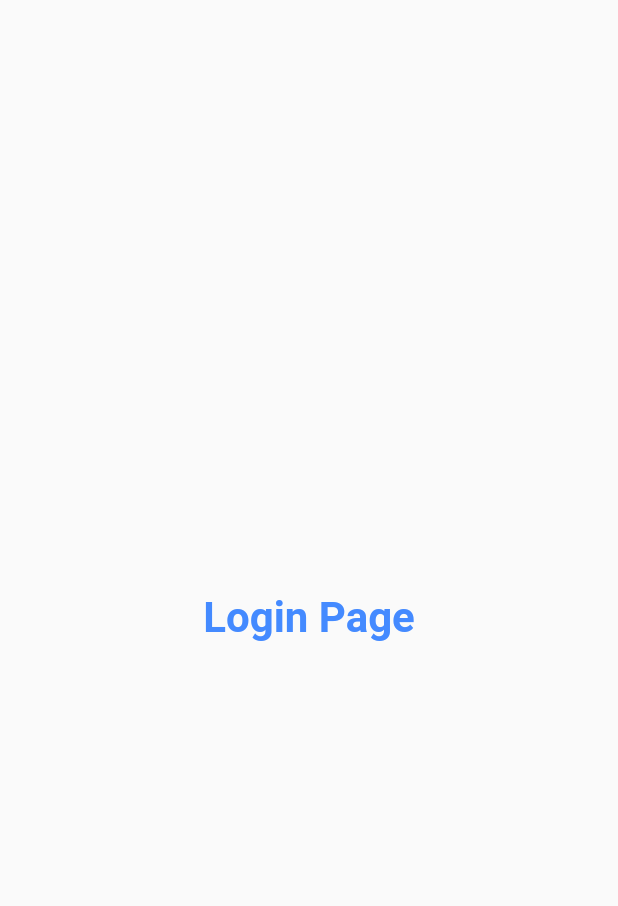
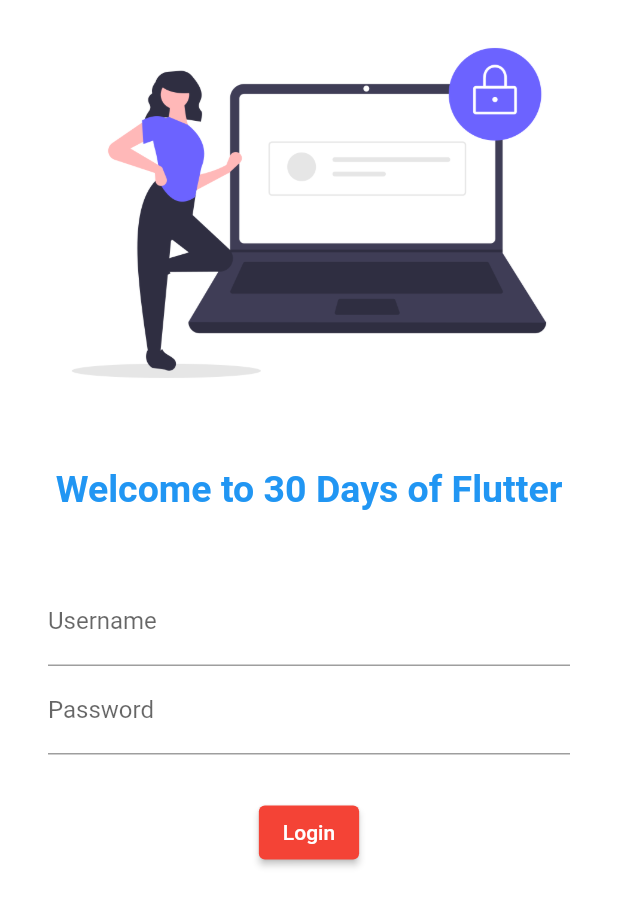
Before and after one commit to AndroidDeveloper3005/thirty-day, a Flutter app: the screen it shows after launch, on a phone screen of 412 x 824 dp. Shown: the top 906 px of the screen. Run offline on Flutter 3.47's test engine with Material 2 defaults, Android fonts, the phone set to English and light mode, and no system bars.

Commit message:
Adding Images, Google Fonts | ElevatedButton | Login Page

```diff
--- a/lib/main.dart
+++ b/lib/main.dart
@@ -1,6 +1,7 @@
 import 'package:flutter/material.dart';
 import 'package:thirty_days_program/pages/homePage.dart';
 import 'package:thirty_days_program/pages/loginPage.dart';
+//import 'package:google_fonts/google_fonts.dart';
 
 void main() {
   runApp(MyApp());
@@ -14,7 +15,10 @@ class MyApp extends StatelessWidget {
     return MaterialApp(
       //home: const Home_Pages(),
       themeMode: ThemeMode.light,
-      theme: ThemeData(primarySwatch: Colors.red),
+      theme: ThemeData(
+          primarySwatch: Colors.red,
+         //primaryTextTheme: GoogleFonts.latoTextTheme()
+          ),
       //themeMode: ThemeMode.light,
       darkTheme: ThemeData(primarySwatch: Colors.red),
       //route
--- a/lib/pages/loginPage.dart
+++ b/lib/pages/loginPage.dart
@@ -6,15 +6,48 @@ class LoginPage extends StatelessWidget {
 
   @override
   Widget build(BuildContext context) {
-    return const Material(
-      child: Center(
-        child: Text(
-          "Login Page",
-          style: TextStyle(
-              fontSize: 28,
-              color: Colors.blueAccent,
-              fontWeight: FontWeight.bold),
-        ),
+    return Material(
+      color: Colors.white,
+      child: Column(
+        children: [
+          Image.asset(
+            "assets/images/images.png",
+            fit: BoxFit.cover,
+          ),
+          const SizedBox(height: 28.0),
+          const Text(
+            "Welcome to 30 Days of Flutter",
+            style: TextStyle(
+                fontSize: 25, fontWeight: FontWeight.bold, color: Colors.blue),
+          ),
+          const SizedBox(height: 28.0),
+          Padding(
+            padding:
+                const EdgeInsets.symmetric(vertical: 16.0, horizontal: 32.0),
+            //padding: const EdgeInsets.all(16.0),
+            child: Column(
+              children: [
+                TextFormField(
+                  decoration: const InputDecoration(
+                      hintText: "Enter Username", labelText: "Username"),
+                ),
+                TextFormField(
+                  obscureText: true,
+                  decoration: const InputDecoration(
+                      hintText: "Enter Password", labelText: "Password"),
+                ),
+                const SizedBox(height: 28.0),
+                ElevatedButton(
+                  onPressed: () {
+                    print("Hi Himel");
+                  },
+                  child: const Text("Login"),
+                  style: TextButton.styleFrom(),
+                ),
+              ],
+            ),
+          )
+        ],
       ),
     );
   }
```
Also changed, not shown: pubspec.yaml (+4 -3 lines), assets/images/images.png (added).
